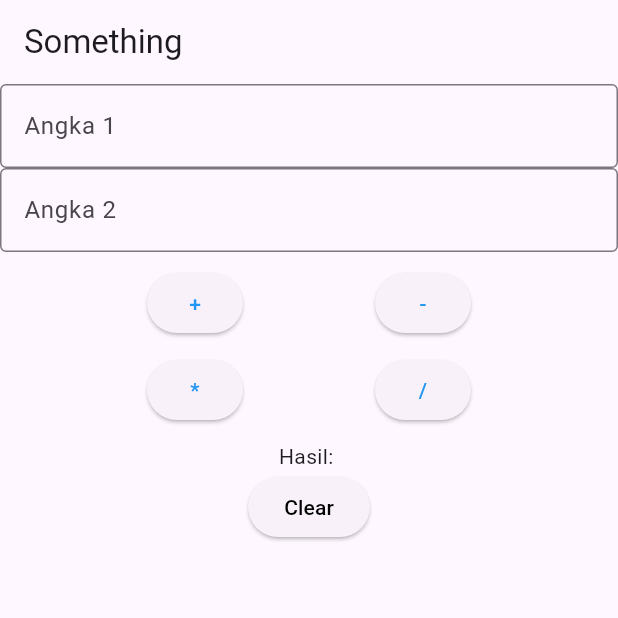
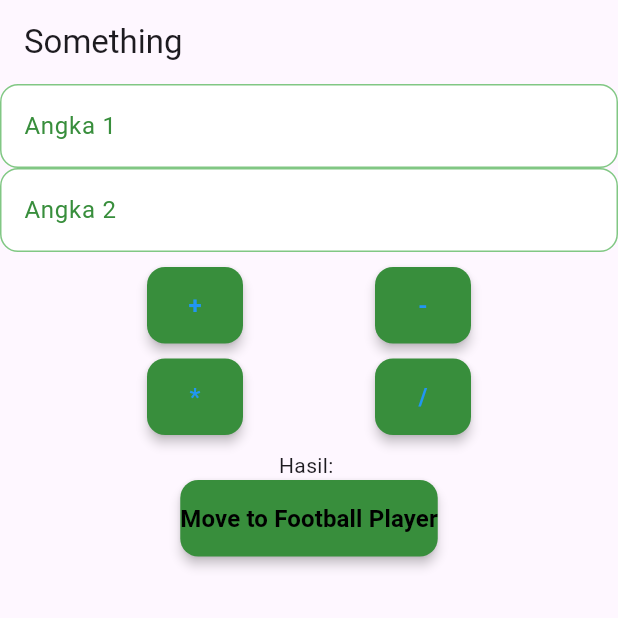
Before and after one commit to lko44/tugas1_flutter_11pplg1_12, a Flutter app: the screen it shows after launch, on a phone screen of 412 x 824 dp, the top half of it. Run offline on Flutter 3.47's test engine with Material 3 defaults, Android fonts, the phone set to English and light mode, and no system bars; our stand-ins replace get.

Commit message:
Add football ListView and Edit player

```diff
--- a/lib/main.dart
+++ b/lib/main.dart
@@ -2,6 +2,8 @@
 import 'package:get/get.dart';
 import 'package:latihan1_11pplg1/login_page.dart';
 import 'package:latihan1_11pplg1/pages/calculator_page.dart';
+import 'package:latihan1_11pplg1/routes/pages.dart';
+import 'package:latihan1_11pplg1/routes/routes.dart';
 
 
 
@@ -20,7 +22,9 @@
       theme: ThemeData(
         colorScheme: ColorScheme.fromSeed(seedColor: Colors.deepPurple),
       ),
-      home: CalculatorPage(),
+      // home: CalculatorPage(),
+      initialRoute: AppRoutes.calculator,
+      getPages: AppPages.pages,
     );
   }
 }
--- a/lib/pages/calculator_page.dart
+++ b/lib/pages/calculator_page.dart
@@ -1,14 +1,16 @@
 import 'package:flutter/material.dart';
 import 'package:latihan1_11pplg1/pages/controllers/calculator_controller.dart';
+import 'package:latihan1_11pplg1/routes/routes.dart';
 import 'package:latihan1_11pplg1/widgets/button.dart';
 import 'package:latihan1_11pplg1/widgets/widget_textField.dart';
 import 'package:get/get.dart';
 
-
 class CalculatorPage extends StatelessWidget {
   CalculatorPage({super.key});
 
-  final CalculatorController calculatorController = Get.put(CalculatorController());
+  final CalculatorController calculatorController = Get.put(
+    CalculatorController(),
+  );
 
   void _clearFields() {
     calculatorController.txtAngka1.clear();
@@ -19,13 +21,20 @@
   @override
   Widget build(BuildContext context) {
     return Scaffold(
-      appBar: AppBar(title: Text("Something"),),
+      appBar: AppBar(title: Text("Something")),
       body: Column(
         crossAxisAlignment: CrossAxisAlignment.center,
         children: [
-          MytextField(textEditingController: calculatorController.txtAngka1, hint: "Masukan angka 1", label: "Angka 1"
+          MyTextField(
+            textEditingController: calculatorController.txtAngka1,
+            label: "Angka 1",
+            isObscured: false,
           ),
-          MytextField(textEditingController: calculatorController.txtAngka2, hint: "Masukan Angka 2", label: "Angka 2"),
+          MyTextField(
+            textEditingController: calculatorController.txtAngka2,
+            label: "Angka 2",
+            isObscured: false,
+          ),
           Container(
             margin: EdgeInsets.all(10),
             child: Column(
@@ -33,39 +42,58 @@
                 Row(
                   mainAxisAlignment: MainAxisAlignment.spaceEvenly,
                   children: [
-          CustomButton(text: "+", textcolor: Colors.blue, onPressed: () {
+                    CustomButton(
+                      text: "+",
+                      textcolor: Colors.blue,
+                      onPressed: () {
                         calculatorController.tambah();
-          }),
-          CustomButton(text: "-", textcolor: Colors.blue, onPressed: () {
+                      },
+                    ),
+                    CustomButton(
+                      text: "-",
+                      textcolor: Colors.blue,
+                      onPressed: () {
                         calculatorController.kurang();
-          }),
+                      },
+                    ),
                   ],
                 ),
                 const SizedBox(height: 10), // Spasi antar Row
                 Row(
                   mainAxisAlignment: MainAxisAlignment.spaceEvenly,
                   children: [
-          CustomButton(text: "*", textcolor: Colors.blue, onPressed: () {
+                    CustomButton(
+                      text: "*",
+                      textcolor: Colors.blue,
+                      onPressed: () {
                         calculatorController.kali();
-          }),
-          CustomButton(text: "/", textcolor: Colors.blue, onPressed: () {
+                      },
+                    ),
+                    CustomButton(
+                      text: "/",
+                      textcolor: Colors.blue,
+                      onPressed: () {
                         calculatorController.bagi();
-          }),
+                      },
+                    ),
                   ],
                 ),
               ],
             ),
           ),
 
-        Obx((){
-         return Text ("Hasil: "+calculatorController.Hasil.value);
+          Obx(() {
+            return Text("Hasil: " + calculatorController.Hasil.value);
           }),
-        CustomButton(text: "Clear", textcolor: Colors.black, onPressed: (){
-          _clearFields();
-        })
+          CustomButton(
+            text: "Move to Football Player",
+            textcolor: Colors.black,
+            onPressed: () {
+              Get.toNamed(AppRoutes.footballplayers);
+            },
+          ),
         ],
       ),
-
     );
   }
 }
--- /dev/null
+++ b/lib/pages/controllers/football_edit_player.dart
@@ -0,0 +1,41 @@
+import 'football_controller.dart';
+import 'package:latihan1_11pplg1/models/football_model.dart';
+import 'package:get/get.dart';
+
+class FootballEditController extends GetxController{
+  //late since its not assigned yet
+  late int index;
+  late Rx<FootballPlayer> player;
+  //find my controllers
+  final FootballController footballController = Get.find();
+
+  //on initiate
+  @override
+  void onInit() {
+    super.onInit();
+
+    //retrieve arguments that got passed from football page
+    final args = Get.arguments as Map<String, dynamic>;
+    index = args['index'] as int;
+    FootballPlayer initialPlayer = args['player'] as FootballPlayer;
+
+    player = initialPlayer.obs;
+  }
+
+  //update functions, yay
+  void updateName(String value) => player.update((p) {
+        if (p != null) p.name = value;
+      });
+
+  void updatePosition(String value) => player.update((p) {
+        if (p != null) p.position = value;
+      });
+
+  void updateNumber(int value) => player.update((p) {
+        if (p != null) p.number = value;
+      });
+
+  void saveChanges() {
+    footballController.updatePlayer(index, player.value);
+  }
+}
--- /dev/null
+++ b/lib/routes/pages.dart
@@ -0,0 +1,16 @@
+import 'package:flutter/widgets.dart';
+import 'package:get/route_manager.dart';
+import 'package:latihan1_11pplg1/pages/calculator_page.dart';
+import 'package:latihan1_11pplg1/pages/football_edit_page.dart';
+import 'package:latihan1_11pplg1/pages/football_page.dart';
+import 'package:latihan1_11pplg1/routes/routes.dart';
+
+class AppPages{
+  //list / Array yang isinys kumpulan pages/ui kita
+  static final pages = [
+    GetPage(name: AppRoutes.calculator, page: () => CalculatorPage()),
+    GetPage(name: AppRoutes.footballplayers, page: () => FootballPage()),
+    GetPage(name: AppRoutes.footballeditplayers, page: () => FootballEditPage()),
+
+  ];
+}
--- /dev/null
+++ b/lib/routes/routes.dart
@@ -0,0 +1,6 @@
+class AppRoutes{
+  static const calculator = "/calculator";
+  static const footballplayers = "/footballplayers";
+  static const footballeditplayers = "/footballeditplayers";
+  //others here
+}
--- a/lib/widgets/button.dart
+++ b/lib/widgets/button.dart
@@ -1,20 +1,35 @@
 import 'package:flutter/material.dart';
 
 class CustomButton extends StatelessWidget {
-
   final String text;
   final Color textcolor;
   final VoidCallback onPressed;
 
-  const CustomButton({super.key,required this.text,required this.textcolor,required this.onPressed});
+  const CustomButton({
+    super.key,
+    required this.text,
+    required this.textcolor,
+    required this.onPressed,
+  });
 
   @override
   Widget build(BuildContext context) {
     return ElevatedButton(
+      style: ElevatedButton.styleFrom(
+        backgroundColor: Colors.green[700],
+        padding: const EdgeInsets.symmetric(vertical: 14),
+        shape: RoundedRectangleBorder(borderRadius: BorderRadius.circular(12)),
+        elevation: 3,
+      ),
       onPressed: onPressed,
-
-      child: Text(text,style: TextStyle(color: textcolor),),
+      child: Text(
+        text,
+        style: TextStyle(
+          color: textcolor,
+          fontSize: 16,
+          fontWeight: FontWeight.w600,
+        ),
+      ),
     );
-
   }
 }
--- a/lib/widgets/widget_textField.dart
+++ b/lib/widgets/widget_textField.dart
@@ -1,33 +1,43 @@
 import 'package:flutter/material.dart';
-import 'package:flutter/services.dart';
 
-class MytextField extends StatelessWidget {
+class MyTextField extends StatelessWidget {
+  final TextEditingController textEditingController;
   final String label;
-  final String hint;
-  final TextEditingController textEditingController;
+  final bool isObscured;
+  final ValueChanged<String>? onChanged;
 
-  const MytextField({
+  const MyTextField({
     super.key,
     required this.textEditingController,
-    required this.hint,
     required this.label,
+    required this.isObscured,
+    this.onChanged,
   });
 
   @override
   Widget build(BuildContext context) {
-    bool isNumberField = label.toLowerCase().contains('angka');
-
     return TextField(
+      obscureText: isObscured,
+      controller: textEditingController,
+      onChanged: onChanged,
       decoration: InputDecoration(
         labelText: label,
-        hintText: hint,
-        border: const OutlineInputBorder(),
+        labelStyle: TextStyle(color: Colors.green[700]),
+        filled: true,
+        fillColor: Colors.white,
+        border: OutlineInputBorder(
+          borderRadius: BorderRadius.circular(12),
+          borderSide: BorderSide(color: Colors.green[300]!),
+        ),
+        enabledBorder: OutlineInputBorder(
+          borderRadius: BorderRadius.circular(12),
+          borderSide: BorderSide(color: Colors.green[300]!),
+        ),
+        focusedBorder: OutlineInputBorder(
+          borderRadius: BorderRadius.circular(12),
+          borderSide: BorderSide(color: Colors.green[700]!, width: 2),
+        ),
       ),
-      controller: textEditingController,
-      keyboardType: isNumberField ? TextInputType.number : TextInputType.text,
-      inputFormatters: isNumberField
-          ? <TextInputFormatter>[FilteringTextInputFormatter.digitsOnly]
-          : null,
     );
   }
 }
--- a/pubspec.yaml
+++ b/pubspec.yaml
@@ -60,9 +60,7 @@
 
   # To add assets to your application, add an assets section, like this:
   assets:
-    - assets/images/ciper.jpg
-    - assets/images/SWIM.jpg
-
+    - assets/images/
   # An image asset can refer to one or more resolution-specific "variants", see
   # https://flutter.dev/to/resolution-aware-images
 
```
Also changed, not shown: lib/login_page.dart (+6 -6 lines), lib/models/football_model.dart (added, +13 -0 lines), lib/pages/controllers/football_controller.dart (added, +17 -0 lines), lib/pages/football_edit_page.dart (added, +91 -0 lines), lib/pages/football_page.dart (added, +89 -0 lines), assets/images/Kevin.jpg (added), assets/images/Manuel.jpg (added), assets/images/Messi.jpg (added), assets/images/Ronaldo.png (added), assets/images/Virgil.jpg (added), 1 other file. Lines whose indentation alone changed are shown as unchanged.
